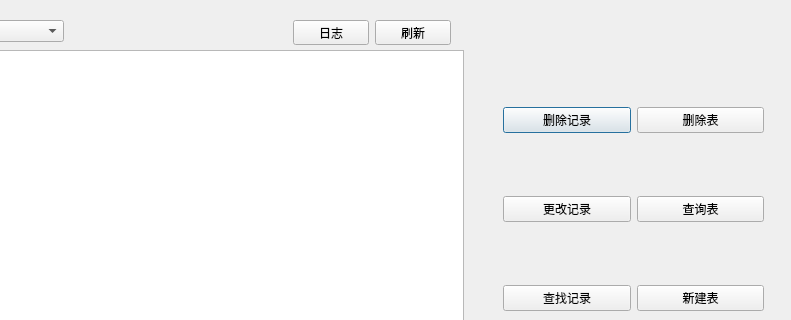
Before: the Qt Designer form manage.ui in WULINYOU/qt_Remote_warehouse_management_system, drawn with Qt 5; both pictures show x 117 to 908 and y 0 to 320 of the 908 by 514 pixel window.
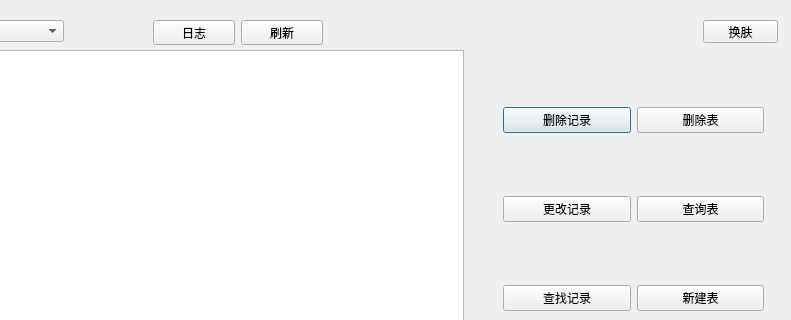
After: the same form once the commit is applied.

```diff
--- a/manage.ui
+++ b/manage.ui
@@ -120,7 +120,7 @@
   <widget class="QLabel" name="time_label">
    <property name="geometry">
     <rect>
-     <x>590</x>
+     <x>460</x>
      <y>20</y>
      <width>311</width>
      <height>21</height>
@@ -156,12 +156,12 @@
     </item>
    </layout>
   </widget>
-  <widget class="QWidget" name="">
+  <widget class="QWidget" name="layoutWidget">
    <property name="geometry">
     <rect>
-     <x>410</x>
+     <x>270</x>
      <y>20</y>
-     <width>158</width>
+     <width>170</width>
      <height>25</height>
     </rect>
    </property>
@@ -182,6 +182,19 @@
     </item>
    </layout>
   </widget>
+  <widget class="QPushButton" name="SkinPeeler">
+   <property name="geometry">
+    <rect>
+     <x>820</x>
+     <y>20</y>
+     <width>75</width>
+     <height>23</height>
+    </rect>
+   </property>
+   <property name="text">
+    <string>换肤</string>
+   </property>
+  </widget>
  </widget>
  <resources/>
  <connections/>
```
Left out of the diff: 2 changed lines with no effect on the pictures.
